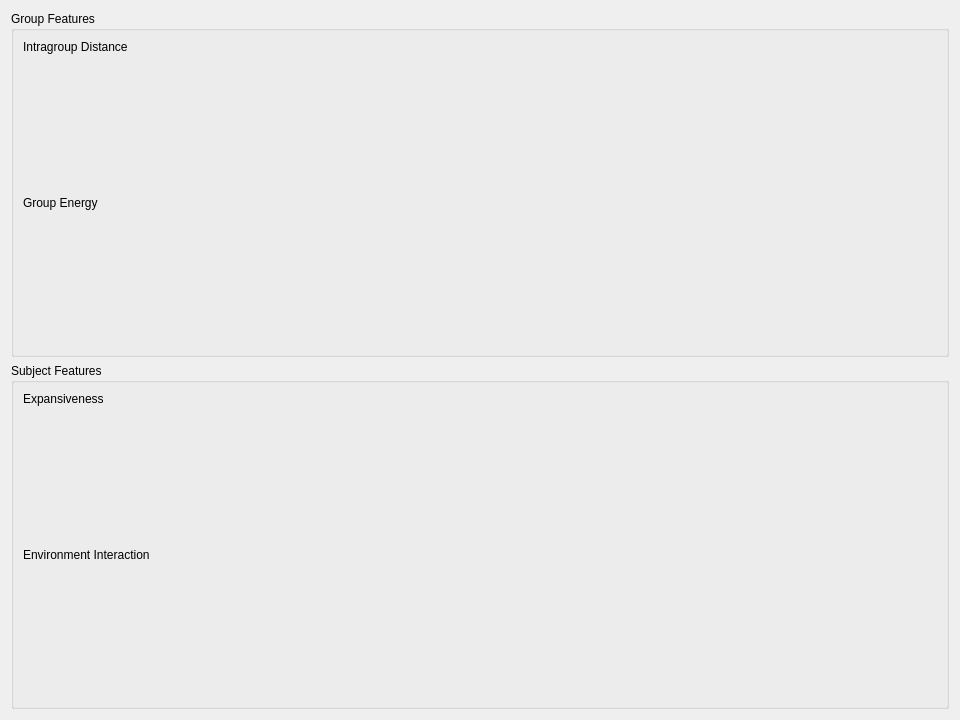
Old version of the form nonverbal_communication_analysis/m6_Visualization/UI/feature_analyzer.ui in the repository fraza0/nonverbal_communication_analysis.
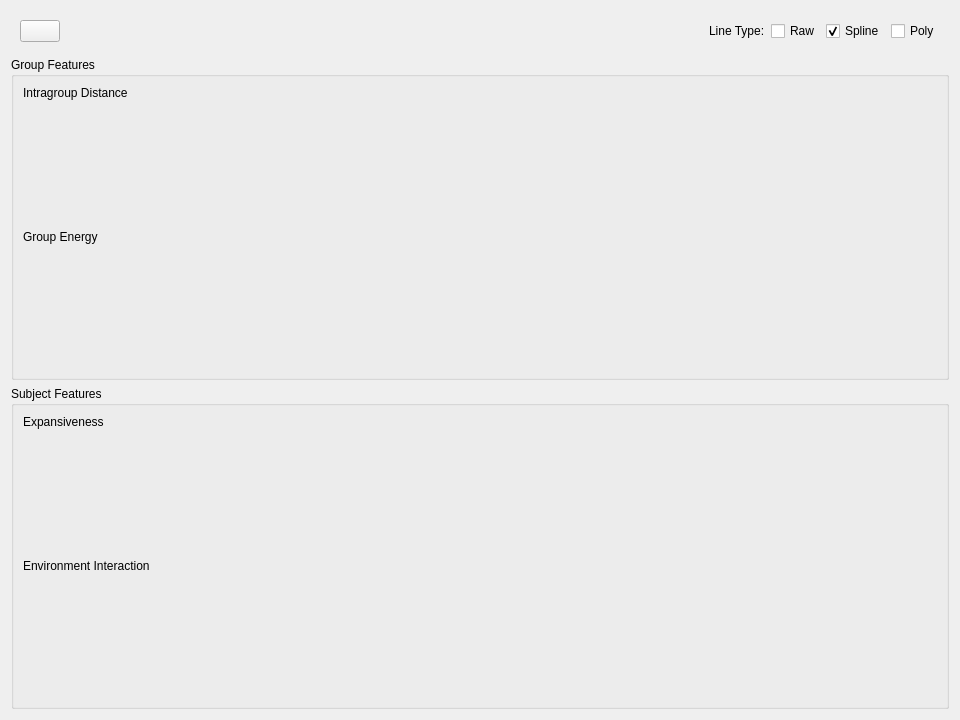
New version of the form.

Commit message: feature analyzer UI changes

What changed in the file:
```diff
--- a/nonverbal_communication_analysis/m6_Visualization/UI/feature_analyzer.ui
+++ b/nonverbal_communication_analysis/m6_Visualization/UI/feature_analyzer.ui
@@ -14,6 +14,79 @@
    <string>Feature Analyzer</string>
   </property>
   <layout class="QVBoxLayout" name="verticalLayout">
+   <item>
+    <widget class="QFrame" name="controls_box">
+     <property name="sizePolicy">
+      <sizepolicy hsizetype="Preferred" vsizetype="Maximum">
+       <horstretch>0</horstretch>
+       <verstretch>0</verstretch>
+      </sizepolicy>
+     </property>
+     <layout class="QVBoxLayout" name="verticalLayout_10">
+      <item>
+       <layout class="QGridLayout" name="gridLayout">
+        <item row="0" column="0">
+         <widget class="QPushButton" name="btn_save">
+          <property name="sizePolicy">
+           <sizepolicy hsizetype="Maximum" vsizetype="Fixed">
+            <horstretch>0</horstretch>
+            <verstretch>0</verstretch>
+           </sizepolicy>
+          </property>
+          <property name="text">
+           <string/>
+          </property>
+         </widget>
+        </item>
+        <item row="0" column="5">
+         <widget class="QCheckBox" name="chb_poly">
+          <property name="text">
+           <string>Poly</string>
+          </property>
+         </widget>
+        </item>
+        <item row="0" column="1">
+         <spacer name="horizontalSpacer">
+          <property name="orientation">
+           <enum>Qt::Horizontal</enum>
+          </property>
+          <property name="sizeHint" stdset="0">
+           <size>
+            <width>40</width>
+            <height>20</height>
+           </size>
+          </property>
+         </spacer>
+        </item>
+        <item row="0" column="3">
+         <widget class="QCheckBox" name="chb_raw">
+          <property name="text">
+           <string>Raw</string>
+          </property>
+         </widget>
+        </item>
+        <item row="0" column="4">
+         <widget class="QCheckBox" name="chb_spline">
+          <property name="text">
+           <string>Spline</string>
+          </property>
+          <property name="checked">
+           <bool>true</bool>
+          </property>
+         </widget>
+        </item>
+        <item row="0" column="2">
+         <widget class="QLabel" name="label_3">
+          <property name="text">
+           <string>Line Type:</string>
+          </property>
+         </widget>
+        </item>
+       </layout>
+      </item>
+     </layout>
+    </widget>
+   </item>
    <item>
     <widget class="QGroupBox" name="groupBox">
      <property name="title">
```
The commit also changes 1 other file.
